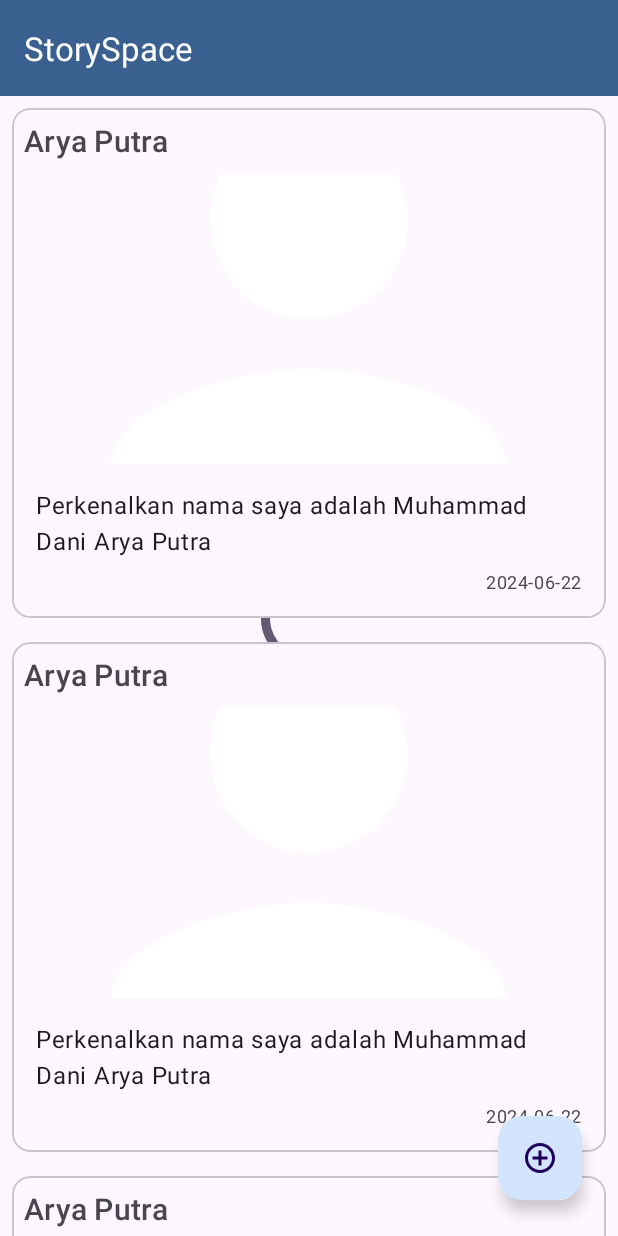
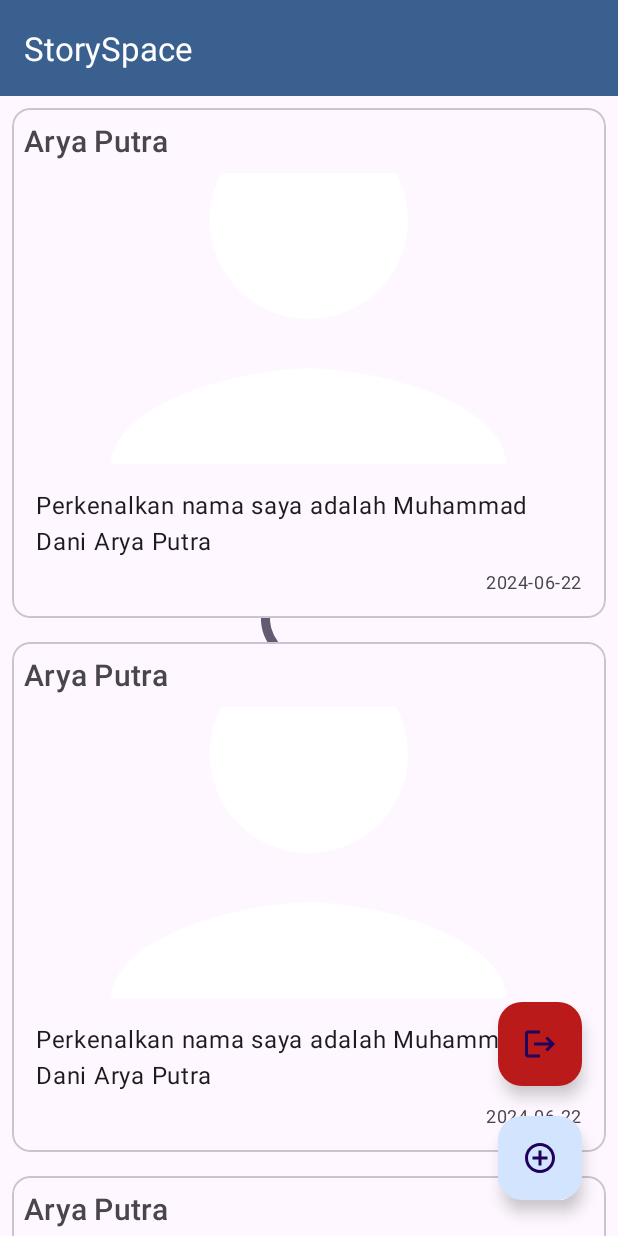
Before and after one commit to NotArBee/StorySpace, an Android app: the layout fragment_home.xml on its own in the app's theme, with its tools: preview values and no code run, on a phone screen of 412 x 824 dp. Run offline under Robolectric (Android 15) with nearby library versions, the phone set to English and light mode, and no system bars.

Commit message:
feat : user bisa logout. FINAL APPLICATION

```diff
--- a/app/src/main/java/com/ardev/myapplication/dataStore/UserPreferences.kt
+++ b/app/src/main/java/com/ardev/myapplication/dataStore/UserPreferences.kt
@@ -48,9 +48,6 @@ class UserPreferences private constructor(private val dataStore: DataStore<Prefe
 
     suspend fun clearUserData() {
         dataStore.edit { preferences ->
-            preferences.remove(USER_ID_KEY)
-            preferences.remove(NAME_KEY)
-            preferences.remove(TOKEN_KEY)
             preferences.clear()
         }
     }
--- /dev/null
+++ b/app/src/main/res/drawable/icon_logout.xml
@@ -0,0 +1,5 @@
+<vector xmlns:android="http://schemas.android.com/apk/res/android" android:autoMirrored="true" android:height="24dp" android:tint="#FFFFFF" android:viewportHeight="24" android:viewportWidth="24" android:width="24dp">
+
+    <path android:fillColor="@android:color/white" android:pathData="M17,7l-1.41,1.41L18.17,11H8v2h10.17l-2.58,2.58L17,17l5,-5zM4,5h8V3H4c-1.1,0 -2,0.9 -2,2v14c0,1.1 0.9,2 2,2h8v-2H4V5z"/>
+
+</vector>
--- /dev/null
+++ b/app/src/main/res/drawable/icon_refresh.xml
@@ -0,0 +1,5 @@
+<vector xmlns:android="http://schemas.android.com/apk/res/android" android:height="24dp" android:tint="#FFFFFF" android:viewportHeight="24" android:viewportWidth="24" android:width="24dp">
+
+    <path android:fillColor="@android:color/white" android:pathData="M17.65,6.35C16.2,4.9 14.21,4 12,4c-4.42,0 -7.99,3.58 -7.99,8s3.57,8 7.99,8c3.73,0 6.84,-2.55 7.73,-6h-2.08c-0.82,2.33 -3.04,4 -5.65,4 -3.31,0 -6,-2.69 -6,-6s2.69,-6 6,-6c1.66,0 3.14,0.69 4.22,1.78L13,11h7V4l-2.35,2.35z"/>
+
+</vector>
--- a/app/src/main/res/layout/fragment_home.xml
+++ b/app/src/main/res/layout/fragment_home.xml
@@ -54,9 +54,21 @@
         android:layout_height="wrap_content"
         android:layout_gravity="bottom|end"
         android:layout_margin="24dp"
-        android:contentDescription="Post Story Activity"
+        android:contentDescription="@string/post_story_activity"
         app:iconTint="#fff"
         android:src="@drawable/icon_up_story"/>
 
+        <com.google.android.material.floatingactionbutton.FloatingActionButton
+            android:id="@+id/fab_logout"
+            android:backgroundTint="@color/md_theme_error"
+            android:layout_width="wrap_content"
+            android:layout_height="wrap_content"
+            android:layout_gravity="bottom|end"
+            android:layout_marginBottom="100dp"
+            android:layout_marginRight="24dp"
+            android:contentDescription="@string/logout"
+            app:iconTint="#fff"
+            android:src="@drawable/icon_logout"/>
+
 </androidx.coordinatorlayout.widget.CoordinatorLayout>
 </androidx.constraintlayout.widget.ConstraintLayout>
--- a/app/src/main/res/values-night/themes.xml
+++ b/app/src/main/res/values-night/themes.xml
@@ -1,6 +1,6 @@
 <resources xmlns:tools="http://schemas.android.com/tools">
 
-    <style name="AppTheme" parent="Theme.Material3.Dark.NoActionBar">
+    <style name="AppTheme" parent="Theme.Material3.Dark">
         <item name="colorPrimary">@color/md_theme_primary</item>
         <item name="colorOnPrimary">@color/md_theme_onPrimary</item>
         <item name="colorPrimaryContainer">@color/md_theme_primaryContainer</item>
--- a/app/src/main/res/values/strings.xml
+++ b/app/src/main/res/values/strings.xml
@@ -8,6 +8,9 @@
     <string name="network_error">Network Error</string>
     <string name="unknown_error">Unknown Error</string>
     <string name="upload_success">Success Upload Your Story</string>
+    <string name="logout_message">Are you sure you want to logout?</string>
+    <string name="cancel">Cancel</string>
+    <string name="sure">Sure</string>
 
     <!-- TODO: Remove or change this placeholder text -->
     <string name="hello_blank_fragment">Hello blank fragment</string>
@@ -27,4 +30,7 @@
     <string name="second_fragment_label">Second Fragment</string>
     <string name="next">Next</string>
     <string name="previous">Previous</string>
+    <string name="logout">Logout</string>
+    <string name="refresh_home">refresh home</string>
+    <string name="post_story_activity">Post Story Activity</string>
 </resources>
```
Also changed, not shown: app/src/main/java/com/ardev/myapplication/ui/fragment/home/HomeFragment.kt (+29 -0 lines), app/src/main/res/menu/menu.xml (deleted, +0 -8 lines).
